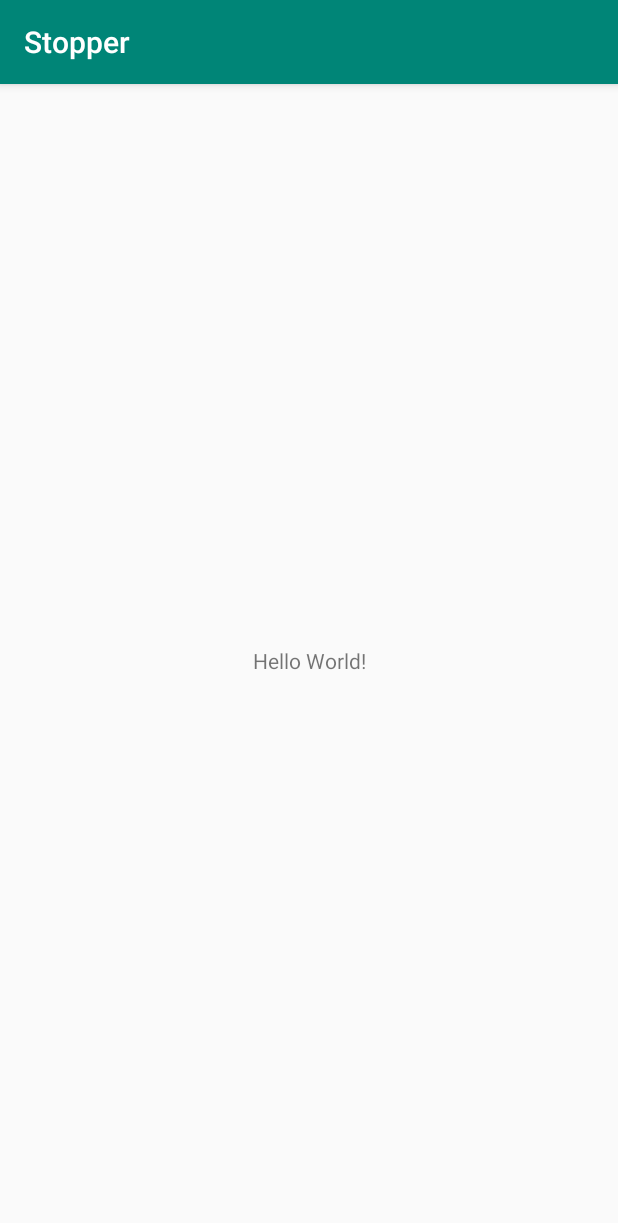
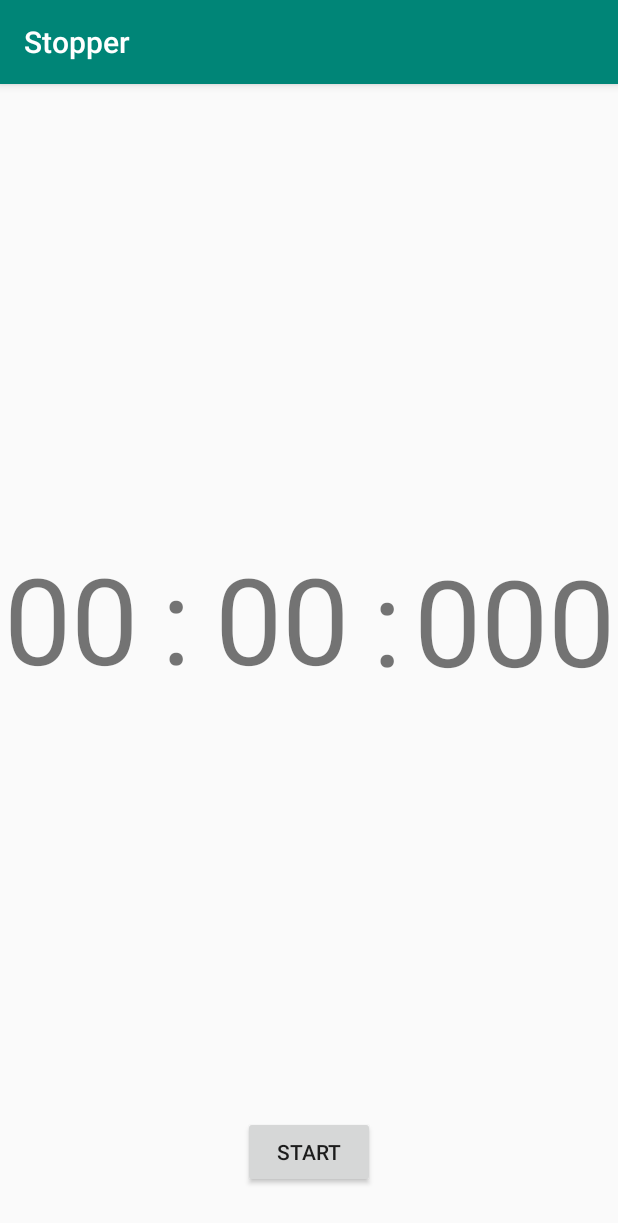
Before and after one commit to vlazar83/Stopper, an Android app: the screen it shows after launch (MainActivity), on a phone screen of 412 x 824 dp. Shown: the top 1223 px of the screen. Run offline under Robolectric (Android 15) with nearby library versions, the phone set to English and light mode, and no system bars.

```diff
--- a/app/build.gradle
+++ b/app/build.gradle
@@ -4,7 +4,7 @@ android {
     compileSdkVersion 28
     defaultConfig {
         applicationId "com.example.i060663.stopper"
-        minSdkVersion 26
+        minSdkVersion 24
         targetSdkVersion 28
         versionCode 1
         versionName "1.0"
--- a/app/src/main/java/com/example/i060663/stopper/MainActivity.java
+++ b/app/src/main/java/com/example/i060663/stopper/MainActivity.java
@@ -1,13 +1,75 @@
 package com.example.i060663.stopper;
 
+import android.os.Handler;
 import android.support.v7.app.AppCompatActivity;
 import android.os.Bundle;
+import android.view.View;
+import android.widget.Button;
+import android.widget.TextView;
 
 public class MainActivity extends AppCompatActivity {
+
+    TextView minutesTextView;
+    TextView secondsTextView;
+    TextView millisecTextView;
+
+    long startTime = 0;
+
+    //runs without a timer by reposting this handler at the end of the runnable
+    Handler timerHandler = new Handler();
+    Runnable timerRunnable = new Runnable() {
+
+        @Override
+        public void run() {
+            long millis = System.currentTimeMillis() - startTime;
+            int seconds = (int) (millis / 1000);
+            int minutes = seconds / 60;
+            seconds = seconds % 60;
+
+            minutesTextView.setText(String.format("%02d", minutes));
+            secondsTextView.setText(String.format("%02d", seconds));
+            millisecTextView.setText(String.format("%03d", millis - seconds * 1000));
+
+            timerHandler.postDelayed(this, 50);
+        }
+    };
 
     @Override
     protected void onCreate(Bundle savedInstanceState) {
         super.onCreate(savedInstanceState);
         setContentView(R.layout.activity_main);
+
+        minutesTextView = (TextView) findViewById(R.id.minuteTextView);
+        secondsTextView = (TextView) findViewById(R.id.secondTextView);
+        millisecTextView = (TextView) findViewById(R.id.millisecTextView);
+
+        Button b = (Button) findViewById(R.id.startButton);
+        b.setText("start");
+        b.setOnClickListener(new View.OnClickListener() {
+
+            @Override
+            public void onClick(View v) {
+                Button b = (Button) v;
+                if (b.getText().equals("stop")) {
+                    timerHandler.removeCallbacks(timerRunnable);
+                    b.setText("start");
+                } else {
+                    startTime = System.currentTimeMillis();
+                    timerHandler.postDelayed(timerRunnable, 0);
+                    b.setText("stop");
+                }
+            }
+        });
+
     }
+
+    @Override
+    public void onPause() {
+        super.onPause();
+        timerHandler.removeCallbacks(timerRunnable);
+        Button b = (Button)findViewById(R.id.startButton);
+        b.setText("start");
+    }
+
+
 }
--- a/app/src/main/res/layout/activity_main.xml
+++ b/app/src/main/res/layout/activity_main.xml
@@ -7,12 +7,81 @@
     tools:context=".MainActivity">
 
     <TextView
+        android:id="@+id/colonTextView2"
         android:layout_width="wrap_content"
         android:layout_height="wrap_content"
-        android:text="Hello World!"
+        android:layout_marginStart="8dp"
+        android:layout_marginTop="32dp"
+        android:layout_marginEnd="8dp"
+        android:layout_marginBottom="8dp"
+        android:text=":"
+        android:textSize="80sp"
+        app:layout_constraintBottom_toTopOf="@+id/startButton"
+        app:layout_constraintEnd_toStartOf="@+id/millisecTextView"
+        app:layout_constraintStart_toEndOf="@+id/secondTextView"
+        app:layout_constraintTop_toTopOf="parent"
+        app:layout_constraintVertical_bias="0.503" />
+
+    <Button
+        android:id="@+id/startButton"
+        android:layout_width="wrap_content"
+        android:layout_height="wrap_content"
+        android:layout_marginBottom="32dp"
+        android:text="Start"
         app:layout_constraintBottom_toBottomOf="parent"
-        app:layout_constraintLeft_toLeftOf="parent"
-        app:layout_constraintRight_toRightOf="parent"
+        app:layout_constraintEnd_toEndOf="parent"
+        app:layout_constraintStart_toStartOf="parent" />
+
+    <TextView
+        android:id="@+id/minuteTextView"
+        android:layout_width="wrap_content"
+        android:layout_height="wrap_content"
+        android:layout_marginStart="8dp"
+        android:layout_marginEnd="8dp"
+        android:text="00"
+        android:textSize="80sp"
+        app:layout_constraintBottom_toBottomOf="@+id/colonTextView"
+        app:layout_constraintEnd_toStartOf="@+id/colonTextView"
+        app:layout_constraintStart_toStartOf="parent"
+        app:layout_constraintTop_toTopOf="@+id/colonTextView" />
+
+    <TextView
+        android:id="@+id/secondTextView"
+        android:layout_width="wrap_content"
+        android:layout_height="wrap_content"
+        android:layout_marginStart="8dp"
+        android:layout_marginEnd="8dp"
+        android:text="00"
+        android:textSize="80sp"
+        app:layout_constraintBottom_toBottomOf="@+id/colonTextView"
+        app:layout_constraintEnd_toStartOf="@+id/colonTextView2"
+        app:layout_constraintStart_toEndOf="@+id/colonTextView"
+        app:layout_constraintTop_toTopOf="@+id/colonTextView" />
+
+    <TextView
+        android:id="@+id/millisecTextView"
+        android:layout_width="wrap_content"
+        android:layout_height="wrap_content"
+        android:layout_marginEnd="8dp"
+        android:text="000"
+        android:textSize="80sp"
+        app:layout_constraintBottom_toBottomOf="@+id/colonTextView2"
+        app:layout_constraintEnd_toEndOf="parent"
+        app:layout_constraintStart_toEndOf="@+id/colonTextView2"
+        app:layout_constraintTop_toTopOf="@+id/colonTextView2" />
+
+    <TextView
+        android:id="@+id/colonTextView"
+        android:layout_width="wrap_content"
+        android:layout_height="wrap_content"
+        android:layout_marginStart="8dp"
+        android:layout_marginTop="32dp"
+        android:layout_marginEnd="8dp"
+        android:layout_marginBottom="8dp"
+        android:text=":"
+        android:textSize="80sp"
+        app:layout_constraintBottom_toTopOf="@+id/startButton"
+        app:layout_constraintEnd_toStartOf="@+id/secondTextView"
+        app:layout_constraintStart_toEndOf="@+id/minuteTextView"
         app:layout_constraintTop_toTopOf="parent" />
-
 </android.support.constraint.ConstraintLayout>
```
